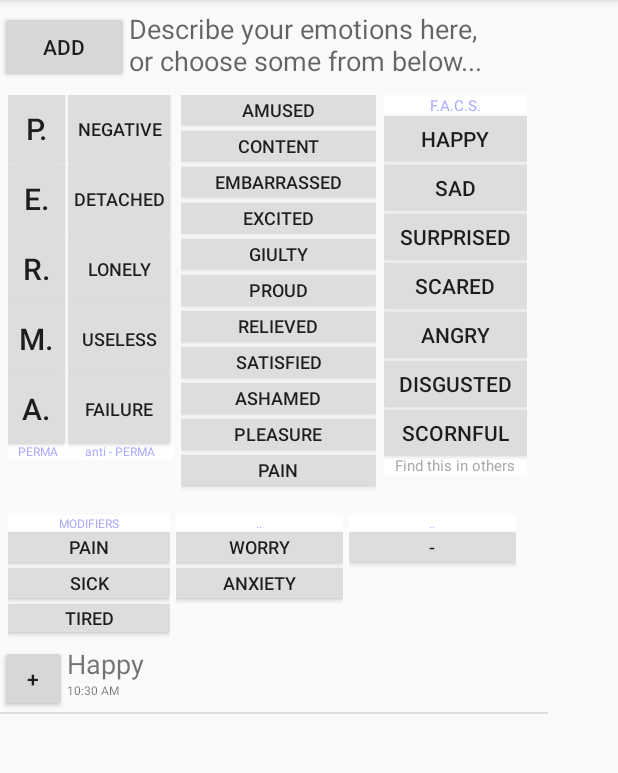
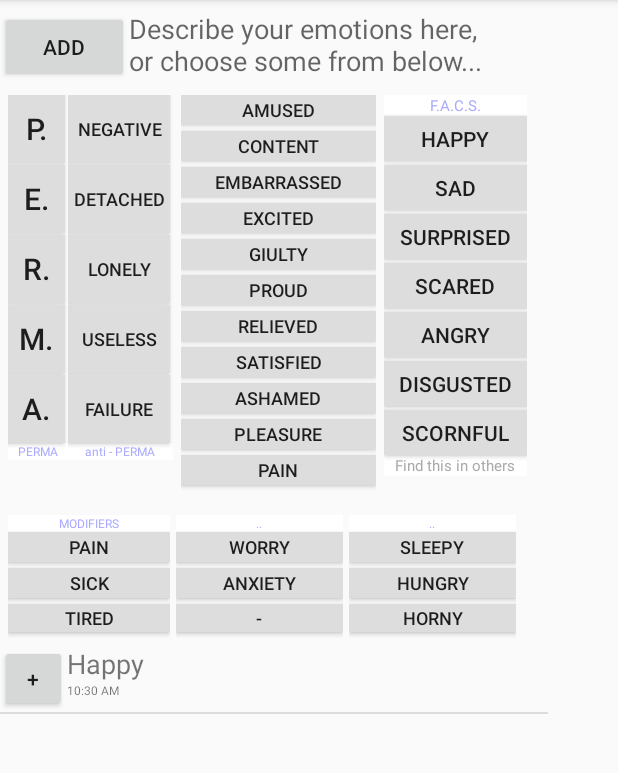
Before and after one commit to kowaraj/misc, an Android app: the screen it shows after launch (ChatClient), on a phone screen of 412 x 824 dp, the part 84-857 px from its top. Run offline under Robolectric (Android 15) with nearby library versions, the phone set to English and light mode, and no system bars.

Commit message:
Fix, add, rearrange

```diff
--- a/android/Lexithymia/app/src/main/java/com/example/kj/lexithymia/ChatClient.java
+++ b/android/Lexithymia/app/src/main/java/com/example/kj/lexithymia/ChatClient.java
@@ -111,6 +111,10 @@ public class ChatClient extends AppCompatActivity implements View.OnClickListene
         toggleButtonIDs.add(R.id.tbe3);
         toggleButtonIDs.add(R.id.tbe4);
         toggleButtonIDs.add(R.id.tbe5);
+        toggleButtonIDs.add(R.id.tbe6);
+        toggleButtonIDs.add(R.id.tbe7);
+        toggleButtonIDs.add(R.id.tbe8);
+        toggleButtonIDs.add(R.id.tbe9);
 
         for (Integer tbid: toggleButtonIDs) {
             ((ToggleButton) findViewById(tbid)).setOnClickListener(this);
--- a/android/Lexithymia/app/src/main/java/com/example/kj/lexithymia/Constants.java
+++ b/android/Lexithymia/app/src/main/java/com/example/kj/lexithymia/Constants.java
@@ -9,7 +9,7 @@ public class Constants {
     //    public static final String SERVER = "http://ec2-34-244-223-173.eu-west-1.compute.amazonaws.com:3000/";
     public static final String SERVER = "http://34.244.223.173:3000/";
     public static final String JSON_URL = SERVER + "feelings";
-    public static final String JSON_URL_UPDATE = SERVER + "feelingsUpdated";
+    public static final String JSON_URL_UPDATE = SERVER + "feelings";
 
     public class PERMA {
         public static final String P = "positive, P";
@@ -52,10 +52,17 @@ public class Constants {
     }
 
     public class EXTRA {
+        // physical problems
         public static final String Pain = "pain, in pain";
         public static final String Sick = "sick, sick";
         public static final String Tired = "tired, tired";
+        // phychiatry
         public static final String Worry = "worry, worried";
         public static final String Anxiety = "anxiety, anxious";
+        public static final String dummy = "-,-";
+        // need for basic stuff
+        public static final String Sleepy = "sleepy, sleepy";
+        public static final String Hungry = "hungry, hungry";
+        public static final String Horny = "horny, horny";
     }
 }
--- a/android/Lexithymia/app/src/main/java/com/example/kj/lexithymia/Data.java
+++ b/android/Lexithymia/app/src/main/java/com/example/kj/lexithymia/Data.java
@@ -1,4 +1,6 @@
 package com.example.kj.lexithymia;
+
+import android.support.annotation.NonNull;
 
 import com.google.gson.Gson;
 import com.google.gson.GsonBuilder;
--- a/android/Lexithymia/app/src/main/java/com/example/kj/lexithymia/Feeling.java
+++ b/android/Lexithymia/app/src/main/java/com/example/kj/lexithymia/Feeling.java
@@ -1,4 +1,6 @@
 package com.example.kj.lexithymia;
+
+import android.support.annotation.NonNull;
 
 import java.text.SimpleDateFormat;
 import java.util.Date;
@@ -9,15 +11,19 @@ public class Feeling {
     public String group;
     public Date date;
     public Integer value;
+    public Integer id;
+    public String type;
 
     public Feeling() {
     }
 
     public Feeling(String name, String group, Date date, Integer value) {
+        this.id = 2;
         this.name = name;
         this.group = group;
         this.date = date;
         this.value = value;
+        this.type = "feelings";
     }
 
     public String getDate() {
@@ -31,5 +37,4 @@ public class Feeling {
             date = new Date();
         return sdf.format(date);
     }
-
 }
--- a/android/Lexithymia/app/src/main/res/layout/chat_example.xml
+++ b/android/Lexithymia/app/src/main/res/layout/chat_example.xml
@@ -115,6 +115,20 @@
                 android:textOff="Anxiety"
                 android:textOn="Anxious"
                 android:textSize="12sp" />
+
+            <ToggleButton
+                android:id="@+id/tbe6"
+                android:layout_width="match_parent"
+                android:layout_height="wrap_content"
+                android:layout_marginBottom="4dp"
+                android:background="@drawable/my_togglebutton"
+                android:contentDescription="EXTRA.none"
+                android:hint="in your body"
+                android:minHeight="20dp"
+                android:text="ToggleButton"
+                android:textOff="-"
+                android:textOn="-"
+                android:textSize="12sp" />
         </LinearLayout>
 
         <LinearLayout
@@ -135,16 +149,42 @@
                 android:textSize="8sp" />
 
             <ToggleButton
-                android:id="@+id/tbc17"
+                android:id="@+id/tbe7"
                 android:layout_width="match_parent"
                 android:layout_height="wrap_content"
                 android:layout_marginBottom="4dp"
                 android:background="@drawable/my_togglebutton"
-                android:contentDescription="SH.Worried"
+                android:contentDescription="EXTRA.Sleepy"
                 android:minHeight="20dp"
                 android:text="ToggleButton"
-                android:textOff="-"
-                android:textOn="-"
+                android:textOff="Sleepy"
+                android:textOn="Sleepy"
+                android:textSize="12sp" />
+
+            <ToggleButton
+                android:id="@+id/tbe8"
+                android:layout_width="match_parent"
+                android:layout_height="wrap_content"
+                android:layout_marginBottom="4dp"
+                android:background="@drawable/my_togglebutton"
+                android:contentDescription="EXTRA.Hungry"
+                android:minHeight="20dp"
+                android:text="ToggleButton"
+                android:textOff="Hungry"
+                android:textOn="Hungry"
+                android:textSize="12sp" />
+
+            <ToggleButton
+                android:id="@+id/tbe9"
+                android:layout_width="match_parent"
+                android:layout_height="wrap_content"
+                android:layout_marginBottom="4dp"
+                android:background="@drawable/my_togglebutton"
+                android:contentDescription="EXTRA.Horny"
+                android:minHeight="20dp"
+                android:text="ToggleButton"
+                android:textOff="Horny"
+                android:textOn="Horny"
                 android:textSize="12sp" />
         </LinearLayout>
     </LinearLayout>
@@ -311,7 +351,7 @@
                 android:minHeight="45dp"
                 android:text="ToggleButton"
                 android:textOff="Detached"
-                android:textOn="Bored"
+                android:textOn="Detached"
                 android:textSize="12sp" />
 
             <ToggleButton
```
